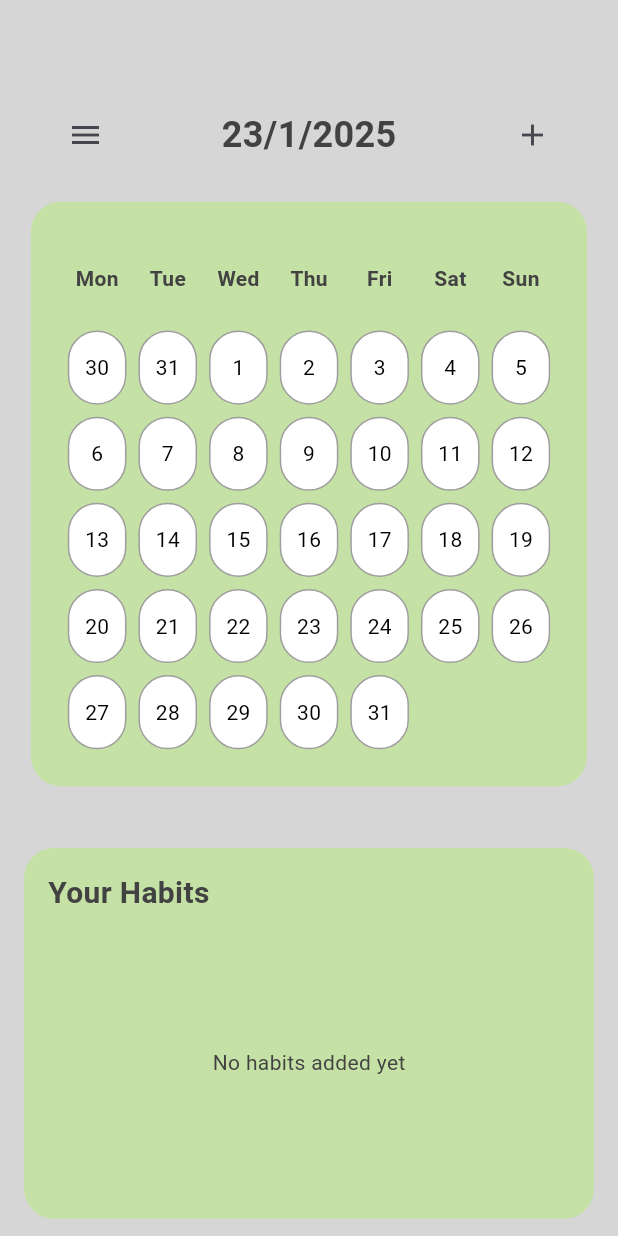
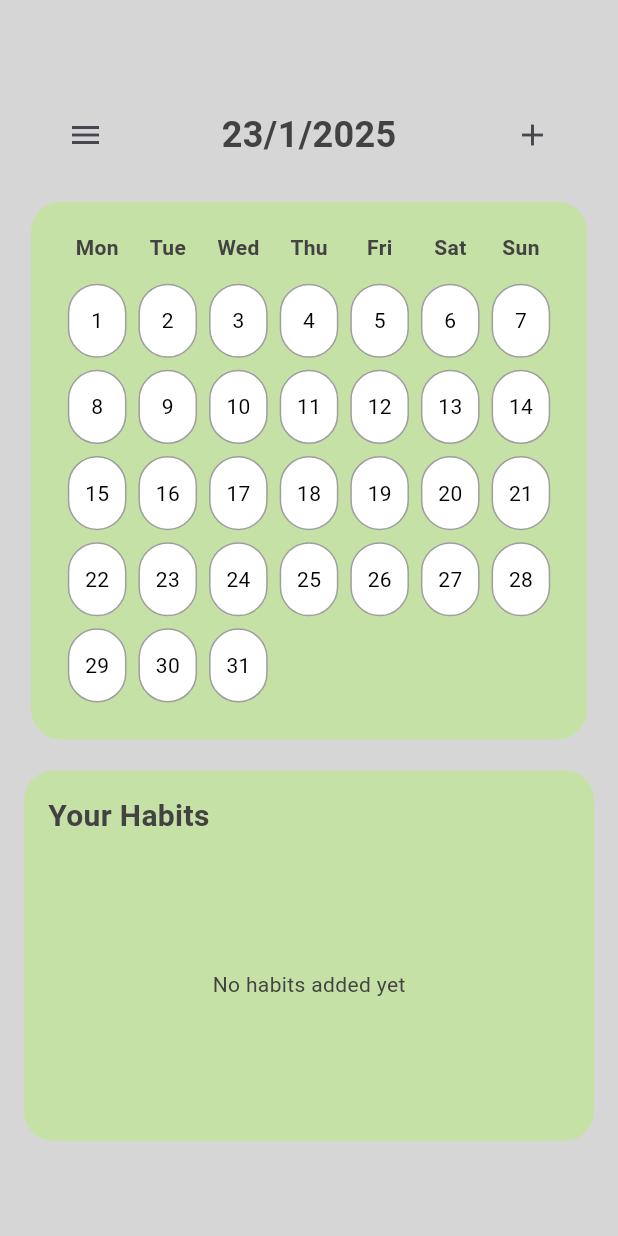
Before and after one commit to Pragnesh0074/forge, a Flutter app: the screen it shows once a user with an empty profile is signed in, on a phone screen of 412 x 824 dp. Run offline on Flutter 3.47's test engine with Material 3 defaults, Android fonts, the phone set to English and light mode, and no system bars; our stand-ins replace firebase_auth, firebase_core; accounts and stored records are empty.

Commit message:
Some Changes By AI

```diff
--- a/lib/pages/HomePage.dart
+++ b/lib/pages/HomePage.dart
@@ -1,7 +1,8 @@
+import 'dart:collection';
+import 'package:flutter/material.dart';
 import 'package:Forge/utils/CustomDrawer.dart';
 import 'package:Forge/utils/Day.dart';
 import 'package:Forge/utils/AuthService.dart';
-import 'package:flutter/material.dart';
 import 'package:Forge/utils/Habit.dart';
 
 class HomePage extends StatefulWidget {
@@ -15,31 +16,35 @@ class _HomePageState extends State<HomePage> {
   DateTime now = DateTime.now();
   late Size size;
   late DateTime selectedDate;
-  List<Habit> habits = [];
-  List<Day> days = [];
+  List<Habit> globalHabitList = [];
+  Map<DateTime, Day> daysMap = HashMap();
   TextEditingController habitController = TextEditingController();
   final AuthService auth = AuthService();
   final GlobalKey<ScaffoldState> scaffoldKey = GlobalKey<ScaffoldState>();
-  Color selectedDateColor = Colors.white;
 
-  List<Day> getDaysInMonth() {
+  void initializeDaysInMonth() {
     final DateTime firstDayOfMonth = DateTime(now.year, now.month, 1);
     final DateTime lastDayOfMonth = DateTime(now.year, now.month + 1, 0);
     final int daysBeforeMonth = firstDayOfMonth.weekday - 1;
 
     for (int i = -daysBeforeMonth; i < lastDayOfMonth.day; i++) {
       final DateTime date = DateTime(now.year, now.month, 1 + i);
-      days.add(Day(date));
+      daysMap[date] = Day(date);
     }
-    return days;
+  }
+
+  List<DateTime> getAllMonthDays() {
+    return daysMap.keys.toList()
+      ..sort((a, b) => a.compareTo(b))
+      ..removeWhere((date) => date.month != now.month);
   }
 
   Widget buildCalendarDay(DateTime date, Color color) {
     return Expanded(
       child: Container(
-        margin: EdgeInsets.all(4),
+        margin: const EdgeInsets.all(4),
         decoration: BoxDecoration(
-          color: selectedDateColor,
+          color: Colors.white,
           borderRadius: BorderRadius.circular(20),
           border: Border.all(
             color: color,
@@ -52,11 +57,27 @@ class _HomePageState extends State<HomePage> {
             date.day.toString(),
             style: TextStyle(
               color: Colors.black,
+              fontWeight: date == selectedDate ? FontWeight.bold : FontWeight.normal,
             ),
           ),
         ),
       ),
     );
+  }
+
+  void addHabit(String habitName) {
+    setState(() {
+      // Create new habit
+      Habit newHabit = Habit(habitName);
+      globalHabitList.add(newHabit);
+
+      // Add habit to all days in the month
+      daysMap.forEach((date, day) {
+        if (date.month == now.month) {
+          day.addHabit(newHabit);
+        }
+      });
+    });
   }
 
   void showAddHabitDialog() {
@@ -80,18 +101,18 @@ class _HomePageState extends State<HomePage> {
                     color: Colors.grey[800],
                   ),
                 ),
-                SizedBox(height: 20),
+                const SizedBox(height: 20),
                 TextField(
                   controller: habitController,
                   decoration: InputDecoration(
                     hintText: 'Enter your habit',
-                    prefixIcon: Icon(Icons.edit),
+                    prefixIcon: const Icon(Icons.edit),
                     border: OutlineInputBorder(
                       borderRadius: BorderRadius.circular(20),
                     ),
                   ),
                 ),
-                SizedBox(height: 20),
+                const SizedBox(height: 20),
                 Row(
                   mainAxisAlignment: MainAxisAlignment.spaceEvenly,
                   children: [
@@ -100,18 +121,16 @@ class _HomePageState extends State<HomePage> {
                         Navigator.pop(context);
                         habitController.clear();
                       },
-                      child: Text('Cancel'),
+                      child: const Text('Cancel'),
                     ),
                     ElevatedButton(
                       onPressed: () {
                         if (habitController.text.isNotEmpty) {
-                          setState(() {
-                            habits.add(Habit(habitController.text));
-                          });
+                          addHabit(habitController.text);
                           Navigator.pop(context);
                           habitController.clear();
                           ScaffoldMessenger.of(context).showSnackBar(
-                            SnackBar(
+                            const SnackBar(
                               content: Text('Habit added successfully!'),
                               backgroundColor: Colors.lightGreen,
                             ),
@@ -124,7 +143,7 @@ class _HomePageState extends State<HomePage> {
                           borderRadius: BorderRadius.circular(20),
                         ),
                       ),
-                      child: Text(
+                      child: const Text(
                         'Add',
                         style: TextStyle(color: Colors.white),
                       ),
@@ -139,21 +158,19 @@ class _HomePageState extends State<HomePage> {
     );
   }
 
-  void setDayHabit() {
-
-  }
-
   @override
   void initState() {
     super.initState();
     selectedDate = now;
-    getDaysInMonth();
+    initializeDaysInMonth();
   }
 
   @override
   Widget build(BuildContext context) {
+
     size = MediaQuery.of(context).size;
-    print(days[0].getDay().toString());
+    List<DateTime> monthDays = getAllMonthDays();
+
     return Scaffold(
       key: scaffoldKey,
       backgroundColor: Colors.grey[350],
@@ -162,9 +179,9 @@ class _HomePageState extends State<HomePage> {
         size: size,
       ),
       body: SingleChildScrollView(
-        scrollDirection: Axis.vertical,
         child: Column(
           children: [
+            // Existing top app bar code remains the same
             Padding(
               padding: EdgeInsets.only(
                   top: size.height * 0.08,
@@ -205,7 +222,6 @@ class _HomePageState extends State<HomePage> {
               ),
               child: Column(
                 children: [
-                  SizedBox(height: size.width * 0.05),
                   Row(
                     children: ['Mon', 'Tue', 'Wed', 'Thu', 'Fri', 'Sat', 'Sun']
                         .map((day) => Expanded(
@@ -221,27 +237,33 @@ class _HomePageState extends State<HomePage> {
                             ))
                         .toList(),
                   ),
-                  SizedBox(height: size.width * 0.05),
-                  for (int i = 0; i < days.length; i += 7)
+                  const SizedBox(height: 10),
+                  // Calendar Grid
+                  for (int i = 0; i < monthDays.length; i += 7)
                     Row(
-                      children: days
-                          .sublist(i, i + 7 > days.length ? days.length : i + 7)
-                          .map((date) =>
-                              buildCalendarDay(date.day, date.getColor()))
+                      children: monthDays
+                          .sublist(
+                              i,
+                              i + 7 > monthDays.length ? monthDays.length : i + 7
+                          )
+                          .map((date) => buildCalendarDay(
+                              date,
+                              daysMap[date]?.getColor() ?? Colors.grey
+                          ))
                           .toList()
                         ..addAll(List.generate(
-                          i + 7 > days.length ? i + 7 - days.length : 0,
-                          (_) => Expanded(child: Container()),
+                          i + 7 > monthDays.length ? 7 - (monthDays.length - i) : 0,
+                          (_) => const Expanded(child: SizedBox()),
                         )),
                     ),
                 ],
               ),
             ),
-            SizedBox(height: size.width * 0.05),
+            // Habits List (existing code)
             Container(
               height: size.height * 0.3,
-              margin: EdgeInsets.symmetric(horizontal: 16),
-              padding: EdgeInsets.all(16),
+              margin: const EdgeInsets.symmetric(horizontal: 16),
+              padding: const EdgeInsets.all(16),
               decoration: BoxDecoration(
                 color: Colors.lightGreen[200],
                 borderRadius: BorderRadius.circular(20),
@@ -257,9 +279,9 @@ class _HomePageState extends State<HomePage> {
                       color: Colors.grey[800],
                     ),
                   ),
-                  SizedBox(height: 10),
+                  const SizedBox(height: 10),
                   Expanded(
-                    child: habits.isEmpty
+                    child: globalHabitList.isEmpty
                         ? Center(
                             child: Text(
                               'No habits added yet',
@@ -267,11 +289,11 @@ class _HomePageState extends State<HomePage> {
                             ),
                           )
                         : ListView.builder(
-                            itemCount: habits.length,
+                            itemCount: globalHabitList.length,
                             itemBuilder: (context, index) {
                               return Container(
-                                margin: EdgeInsets.only(bottom: 8),
-                                padding: EdgeInsets.all(12),
+                                margin: const EdgeInsets.only(bottom: 8),
+                                padding: const EdgeInsets.all(12),
                                 decoration: BoxDecoration(
                                   color: Colors.white,
                                   borderRadius: BorderRadius.circular(15),
@@ -281,15 +303,21 @@ class _HomePageState extends State<HomePage> {
                                       MainAxisAlignment.spaceBetween,
                                   children: [
                                     Checkbox(
-                                        value: habits[index].isDone,
+                                        value: globalHabitList[index].isDone,
                                         onChanged: (bool? value) {
                                           setState(() {
-                                            habits[index].toggleDone();
+                                            globalHabitList[index].toggleDone();
+                                            // Update habit state in all days
+                                            daysMap.forEach((date, day) {
+                                              if (date.month == now.month) {
+                                                day.updateHabitState(globalHabitList[index]);
+                                              }
+                                            });
                                           });
                                         }),
                                     Expanded(
                                       child: Text(
-                                        habits[index].getHabit(),
+                                        globalHabitList[index].getHabit(),
                                         style: TextStyle(
                                           fontSize: 16,
                                           color: Colors.grey[800],
@@ -298,10 +326,10 @@ class _HomePageState extends State<HomePage> {
                                     ),
                                     IconButton(
                                       icon:
-                                          Icon(Icons.delete, color: Colors.red),
+                                          const Icon(Icons.delete, color: Colors.red),
                                       onPressed: () {
                                         setState(() {
-                                          habits.removeAt(index);
+                                          globalHabitList.removeAt(index);
                                         });
                                       },
                                     ),
--- a/lib/utils/Day.dart
+++ b/lib/utils/Day.dart
@@ -1,37 +1,48 @@
+
 import 'package:Forge/utils/Habit.dart';
 import 'package:flutter/material.dart';
 
 class Day {
-  late DateTime day;
-  late final List<Habit> habits;
+  DateTime day;
+  List<Habit> habits;
 
   Day(this.day) : habits = [];
 
-  void updateHabit(Habit habit) {
-    if (habits.contains(habit)) {
-      habits.remove(habit);
-    } else {
+  void addHabit(Habit habit) {
+    if (!habits.contains(habit)) {
       habits.add(habit);
-      habit.toggleDone();
     }
   }
 
-  void setHabits(List<Habit> habits) => this.habits = habits;
+  void updateHabitState(Habit habit) {
+    Habit existingHabit = habits.firstWhere(
+      (h) => h.getHabit() == habit.getHabit(),
+      orElse: () => habit
+    );
+    existingHabit.isDone = habit.isDone;
+  }
 
   DateTime getDay() => day;
+  List<Habit> getHabits() => habits;
 
   Color getColor() {
-    int shade = 300;
-    if (habits.isEmpty) {
-      return Colors.grey;
-    } else {
-      for (int i = 0; i < habits.length; i++) {
-        if (habits[i].isDone) {
-          shade = 300 + (i * 100);
-        }
-      }
-      if (shade > 900) shade = 900;
-      return Colors.green[shade]!;
+    if (habits.isEmpty) return Colors.grey;
+
+    // Create color gradient based on completed habits
+    int completedHabits = habits.where((habit) => habit.isDone).length;
+
+    // More completed habits = darker green
+    switch (completedHabits) {
+      case 0:
+        return Colors.grey;
+      case 1:
+        return Colors.green[300]!;
+      case 2:
+        return Colors.green[500]!;
+      case 3:
+        return Colors.green[700]!;
+      default:
+        return Colors.green[900]!;
     }
   }
 }
--- a/lib/utils/Habit.dart
+++ b/lib/utils/Habit.dart
@@ -1,5 +1,5 @@
 class Habit {
-  String? habit;
+  String habit;
   bool isDone;
 
   Habit(this.habit) : isDone = false;
@@ -9,5 +9,14 @@ class Habit {
   }
 
   bool getIsDone() => isDone;
-  String getHabit() => habit!;
+  String getHabit() => habit;
+
+  @override
+  bool operator ==(Object other) {
+    if (identical(this, other)) return true;
+    return other is Habit && other.habit == habit;
+  }
+
+  @override
+  int get hashCode => habit.hashCode;
 }
```
